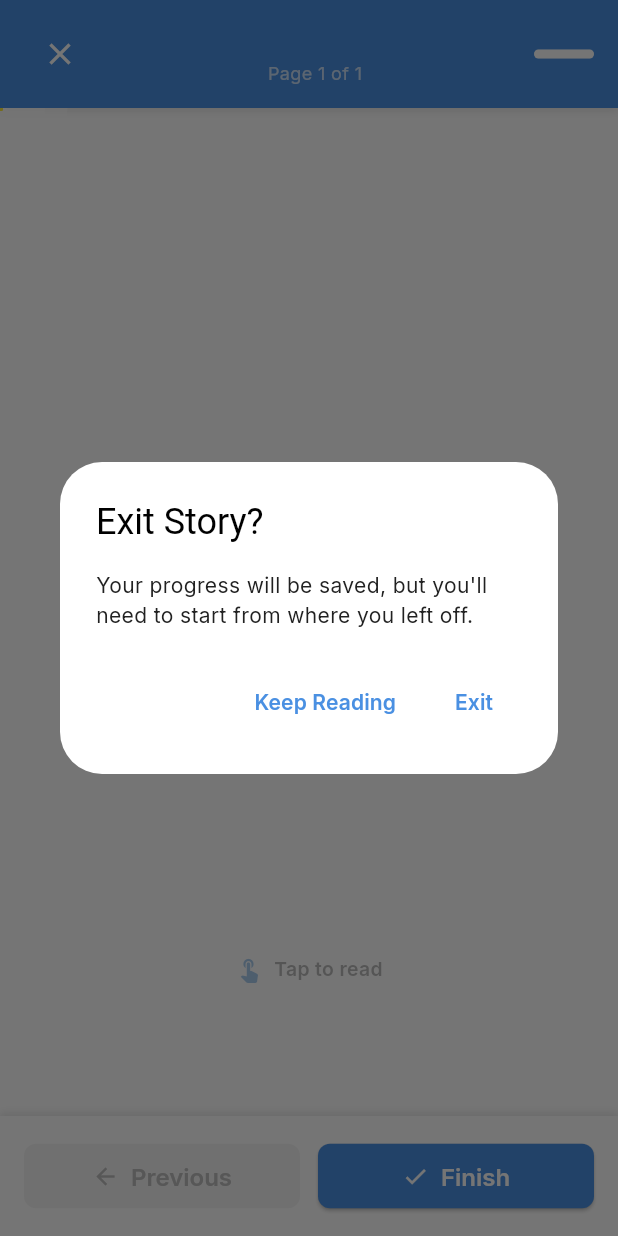
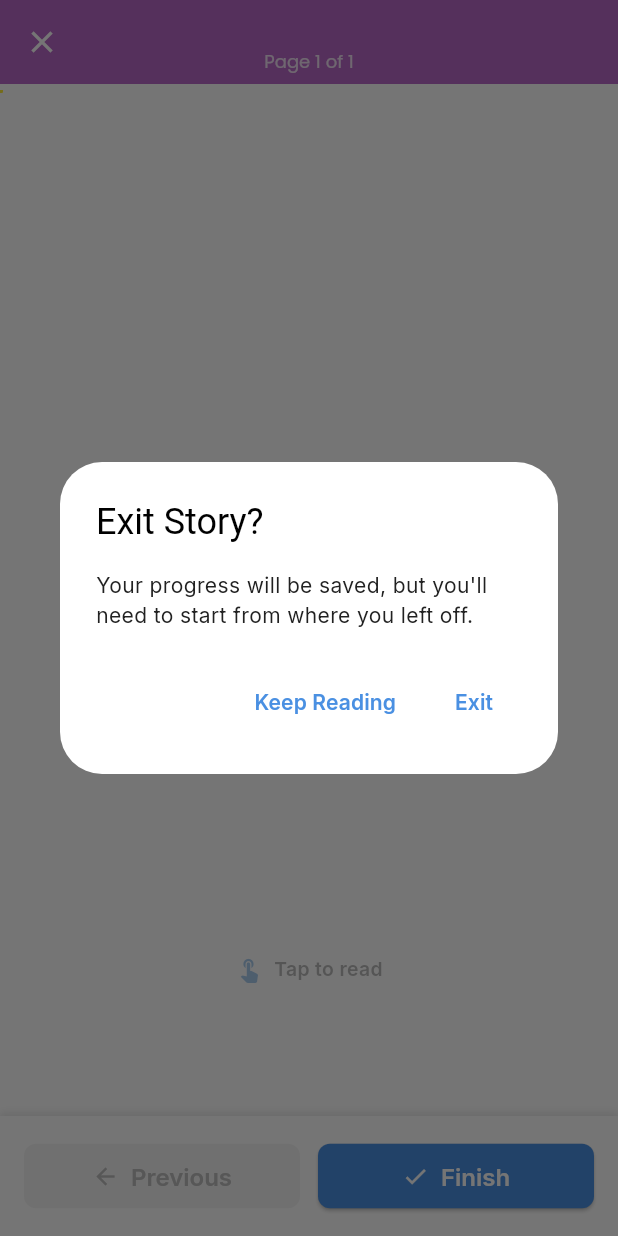
Before and after one commit to patrykpoborca/wondernest, a Flutter app: the StoryReaderScreen screen opened directly with empty values, after a tap on the "close" icon, on a phone screen of 412 x 824 dp. Run offline on Flutter 3.47's test engine with Material 3 defaults, Android fonts, the phone set to English and light mode, and no system bars; drawn by our look-alikes of flutter_animate; our stand-ins replace cached_network_image, connectivity_plus, dio, file_picker, fl_chart, flutter_riverpod and 19 more; missing offline and left inert: flutter_inappwebview, record, timber; accounts and stored records are empty; generated files the repository leaves out were written again; network calls fail; statements that could not run were skipped.

Commit message:
Back button work.

```diff
--- a/WonderNestApp/lib/games/story_adventure/screens/story_reader_screen.dart
+++ b/WonderNestApp/lib/games/story_adventure/screens/story_reader_screen.dart
@@ -4,6 +4,7 @@ import 'package:flutter_riverpod/flutter_riverpod.dart';
 import '../../../core/services/timber_wrapper.dart';
 import '../../../models/child_profile.dart';
 import '../../../core/theme/app_colors.dart';
+import '../../../widgets/game_app_bar.dart';
 import '../models/story_models.dart';
 import '../story_adventure_plugin.dart';
 import '../widgets/image_first_story_viewer.dart';
@@ -106,10 +107,15 @@ class _StoryReaderScreenState extends ConsumerState<StoryReaderScreen>
   Widget build(BuildContext context) {
     return Scaffold(
       backgroundColor: Colors.white,
-      body: SafeArea(
-        child: Column(
+      appBar: StoryGameAppBar(
+        title: widget.storyTemplate.title,
+        subtitle: _pages.isNotEmpty ? 'Page ${_currentPage + 1} of ${_pages.length}' : null,
+        showProgressIndicator: true,
+        progress: _pages.isNotEmpty ? (_currentPage + 1) / _pages.length : 0.0,
+        onBackPressed: _onBackPressed,
+      ),
+      body: Column(
         children: [
-            _buildHeader(),
           if (_isLoading)
             const Expanded(
               child: Center(
@@ -123,76 +129,9 @@ class _StoryReaderScreenState extends ConsumerState<StoryReaderScreen>
           _buildNavigationControls(),
         ],
       ),
-      ),
     );
   }
 
-  Widget _buildHeader() {
-    return Container(
-      padding: const EdgeInsets.symmetric(horizontal: 16, vertical: 12),
-      decoration: BoxDecoration(
-        color: AppColors.primaryBlue,
-        boxShadow: [
-          BoxShadow(
-            color: Colors.black.withValues(alpha: 0.1),
-            blurRadius: 4,
-            offset: const Offset(0, 2),
-          ),
-        ],
-      ),
-      child: Row(
-        children: [
-          IconButton(
-            onPressed: _onBackPressed,
-            icon: const Icon(Icons.close, color: Colors.white, size: 24),
-          ),
-          Expanded(
-            child: Column(
-              children: [
-                Text(
-                  widget.storyTemplate.title,
-                  style: const TextStyle(
-                    color: Colors.white,
-                    fontSize: 18,
-                    fontWeight: FontWeight.bold,
-                  ),
-                  maxLines: 1,
-                  overflow: TextOverflow.ellipsis,
-                ),
-                if (_pages.isNotEmpty)
-                  Text(
-                    'Page ${_currentPage + 1} of ${_pages.length}',
-                    style: const TextStyle(
-                      color: Colors.white70,
-                      fontSize: 12,
-                    ),
-                  ),
-              ],
-            ),
-          ),
-          // Progress indicator
-          Container(
-            width: 40,
-            height: 6,
-            decoration: BoxDecoration(
-              color: Colors.white30,
-              borderRadius: BorderRadius.circular(3),
-            ),
-            child: FractionallySizedBox(
-              alignment: Alignment.centerLeft,
-              widthFactor: _pages.isNotEmpty ? (_currentPage + 1) / _pages.length : 0,
-              child: Container(
-                decoration: BoxDecoration(
-                  color: Colors.white,
-                  borderRadius: BorderRadius.circular(3),
-                ),
-              ),
-            ),
-          ),
-        ],
-      ),
-    );
-  }
 
   Widget _buildStoryContent() {
     // Use image-first mode for younger children
--- /dev/null
+++ b/WonderNestApp/lib/widgets/game_app_bar.dart
@@ -0,0 +1,218 @@
+// WonderNest Standardized Game AppBar
+// Ensures consistent navigation and functionality across all games/applets
+
+import 'package:flutter/material.dart';
+import 'package:flutter_animate/flutter_animate.dart';
+import 'package:go_router/go_router.dart';
+import '../core/theme/app_colors.dart';
+
+/// Standardized app bar for all games and applets
+/// Provides consistent back button, title display, and optional actions
+class GameAppBar extends StatelessWidget implements PreferredSizeWidget {
+  final String title;
+  final String? subtitle;
+  final List<Widget>? actions;
+  final Color? backgroundColor;
+  final Color? foregroundColor;
+  final bool showProgressIndicator;
+  final double? progress; // 0.0 to 1.0
+  final VoidCallback? onBackPressed;
+  final bool showCloseButton; // Use close instead of back arrow
+  final bool animated; // Add entrance animation
+  final Widget? customTitle; // For complex titles
+
+  const GameAppBar({
+    Key? key,
+    required this.title,
+    this.subtitle,
+    this.actions,
+    this.backgroundColor,
+    this.foregroundColor,
+    this.showProgressIndicator = false,
+    this.progress,
+    this.onBackPressed,
+    this.showCloseButton = false,
+    this.animated = true,
+    this.customTitle,
+  }) : super(key: key);
+
+  @override
+  Widget build(BuildContext context) {
+    final theme = Theme.of(context);
+    final effectiveBackgroundColor = backgroundColor ?? AppColors.primaryBlue;
+    final effectiveForegroundColor = foregroundColor ?? Colors.white;
+
+    return AppBar(
+      backgroundColor: effectiveBackgroundColor,
+      foregroundColor: effectiveForegroundColor,
+      elevation: 0,
+      leading: _buildLeading(context, effectiveForegroundColor),
+      title: customTitle ?? _buildTitle(effectiveForegroundColor),
+      actions: actions,
+      bottom: showProgressIndicator && progress != null
+          ? _buildProgressIndicator(effectiveBackgroundColor)
+          : null,
+    );
+  }
+
+  Widget _buildLeading(BuildContext context, Color color) {
+    final backButton = IconButton(
+      onPressed: onBackPressed ?? () => _handleBackPressed(context),
+      icon: Icon(
+        showCloseButton ? Icons.close : Icons.arrow_back,
+        color: color,
+        size: 24,
+      ),
+      tooltip: showCloseButton ? 'Close' : 'Back',
+    );
+
+    if (animated) {
+      return backButton.animate().fadeIn(delay: 100.ms).slideX(begin: -0.3);
+    }
+    return backButton;
+  }
+
+  Widget _buildTitle(Color color) {
+    final titleWidget = Column(
+      mainAxisAlignment: MainAxisAlignment.center,
+      crossAxisAlignment: CrossAxisAlignment.start,
+      children: [
+        Text(
+          title,
+          style: TextStyle(
+            color: color,
+            fontSize: 18,
+            fontWeight: FontWeight.bold,
+          ),
+          maxLines: 1,
+          overflow: TextOverflow.ellipsis,
+        ),
+        if (subtitle != null) ...[
+          const SizedBox(height: 2),
+          Text(
+            subtitle!,
+            style: TextStyle(
+              color: color.withOpacity(0.8),
+              fontSize: 12,
+              fontWeight: FontWeight.normal,
+            ),
+            maxLines: 1,
+            overflow: TextOverflow.ellipsis,
+          ),
+        ],
+      ],
+    );
+
+    if (animated) {
+      return titleWidget.animate().fadeIn(delay: 200.ms).slideX(begin: 0.3);
+    }
+    return titleWidget;
+  }
+
+  PreferredSize? _buildProgressIndicator(Color backgroundColor) {
+    return PreferredSize(
+      preferredSize: const Size.fromHeight(4),
+      child: Container(
+        height: 4,
+        child: LinearProgressIndicator(
+          value: progress,
+          backgroundColor: backgroundColor.withOpacity(0.3),
+          valueColor: AlwaysStoppedAnimation<Color>(Colors.white),
+        ),
+      ),
+    );
+  }
+
+  void _handleBackPressed(BuildContext context) {
+    // For games and applets, always navigate back to child home
+    // This ensures we don't end up on black/undefined screens
+    try {
+      context.go('/child-home');
+    } catch (e) {
+      // Fallback - try to pop if go() fails
+      try {
+        if (GoRouter.of(context).canPop()) {
+          context.pop();
+        } else {
+          Navigator.of(context).pop();
+        }
+      } catch (fallbackError) {
+        // Last resort - just pop with Navigator
+        Navigator.of(context).pop();
+      }
+    }
+  }
+
+  @override
+  Size get preferredSize {
+    double height = kToolbarHeight;
+    if (showProgressIndicator && progress != null) {
+      height += 4; // Add progress indicator height
+    }
+    return Size.fromHeight(height);
+  }
+}
+
+/// Specialized game app bar for story/reading games
+class StoryGameAppBar extends GameAppBar {
+  const StoryGameAppBar({
+    Key? key,
+    required String title,
+    String? subtitle,
+    List<Widget>? actions,
+    bool showProgressIndicator = true,
+    double? progress,
+    VoidCallback? onBackPressed,
+  }) : super(
+          key: key,
+          title: title,
+          subtitle: subtitle,
+          actions: actions,
+          backgroundColor: AppColors.accentPurple,
+          showProgressIndicator: showProgressIndicator,
+          progress: progress,
+          onBackPressed: onBackPressed,
+          showCloseButton: true, // Stories should show close button
+        );
+}
+
+/// Specialized game app bar for creative games (sticker book, drawing, etc.)
+class CreativeGameAppBar extends GameAppBar {
+  const CreativeGameAppBar({
+    Key? key,
+    required String title,
+    String? subtitle,
+    List<Widget>? actions,
+    VoidCallback? onBackPressed,
+  }) : super(
+          key: key,
+          title: title,
+          subtitle: subtitle,
+          actions: actions,
+          backgroundColor: AppColors.warningOrange,
+          onBackPressed: onBackPressed,
+          showCloseButton: false, // Creative games use back arrow
+        );
+}
+
+/// Specialized game app bar for educational games
+class EducationalGameAppBar extends GameAppBar {
+  const EducationalGameAppBar({
+    Key? key,
+    required String title,
+    String? subtitle,
+    List<Widget>? actions,
+    bool showProgressIndicator = false,
+    double? progress,
+    VoidCallback? onBackPressed,
+  }) : super(
+          key: key,
+          title: title,
+          subtitle: subtitle,
+          actions: actions,
+          backgroundColor: AppColors.kidSafeBlue,
+          showProgressIndicator: showProgressIndicator,
+          progress: progress,
+          onBackPressed: onBackPressed,
+        );
+}
```
Also changed, not shown: WonderNestApp/lib/features/marketplace/presentation/screens/child_library_screen.dart (+18 -54 lines), WonderNestApp/lib/features/marketplace/presentation/screens/discovery_hub_screen.dart (+6 -3 lines), WonderNestApp/lib/games/story_adventure/screens/story_selection_screen.dart (+6 -52 lines), WonderNestApp/lib/screens/auth/pin_setup_screen.dart (+7 -1 lines). Lines whose indentation alone changed are shown as unchanged.
